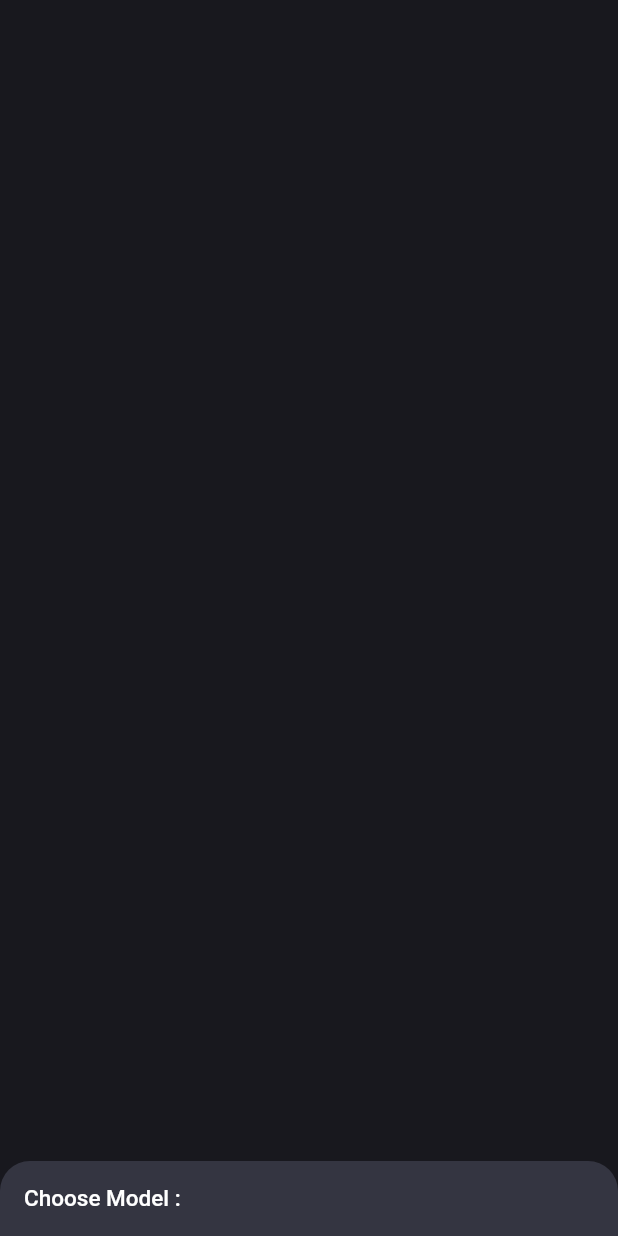
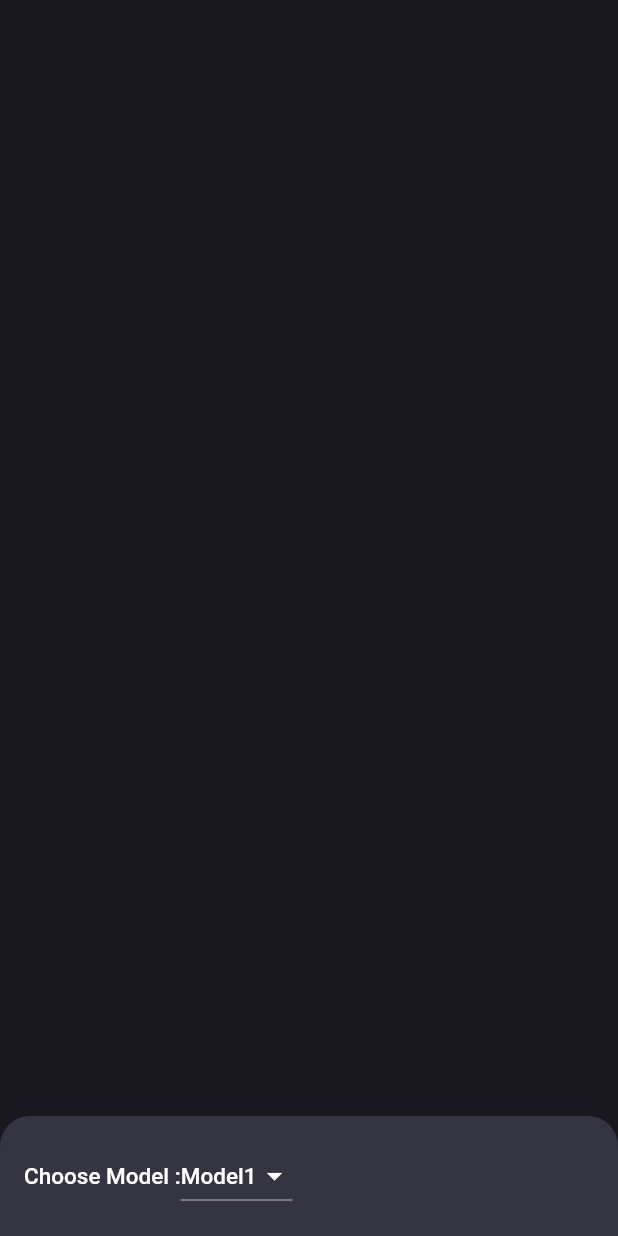
Before and after one commit to Lithara/ChatGPT-App, a Flutter app: what showModalSheet() shows on an empty page, opened directly, on a phone screen of 412 x 824 dp. Run offline on Flutter 3.47's test engine with Material 2 defaults, Android fonts, the phone set to English and light mode, and no system bars; our stand-ins replace flutter_spinkit; missing offline and left inert: chatgpt_course.

```diff
--- a/chat_gpt_app/lib/constants/constant.dart
+++ b/chat_gpt_app/lib/constants/constant.dart
@@ -1,29 +1,31 @@
 import 'package:flutter/material.dart';
+
+import '../widgets/text_widget.dart';
 
 Color scaffoldBackgroundColor = const Color(0xFF343541);
 Color cardColor = const Color(0xFF444654);
 
-// List<String> models = [
-//   'Model1',
-//   'Model2',
-//   'Model3',
-//   'Model4',
-//   'Model5',
-//   'Model6',
-// ];
+List<String> models = [
+  'Model1',
+  'Model2',
+  'Model3',
+  'Model4',
+  'Model5',
+  'Model6',
+];
 
-// List<DropdownMenuItem<String>>? get getModelsItem {
-//   List<DropdownMenuItem<String>>? modelsItems =
-//       List<DropdownMenuItem<String>>.generate(
-//           models.length,
-//           (index) => DropdownMenuItem(
-//               value: models[index],
-//               child: TextWidget(
-//                 label: models[index],
-//                 fontSize: 15,
-//               )));
-//   return modelsItems;
-// }
+List<DropdownMenuItem<String>>? get getModelsItem {
+  List<DropdownMenuItem<String>>? modelsItems =
+      List<DropdownMenuItem<String>>.generate(
+          models.length,
+          (index) => DropdownMenuItem(
+              value: models[index],
+              child: TextWidget(
+                label: models[index],
+                fontSize: 15,
+              )));
+  return modelsItems;
+}
 
 final chatMessages = [
   {
--- a/chat_gpt_app/lib/services/services.dart
+++ b/chat_gpt_app/lib/services/services.dart
@@ -1,3 +1,4 @@
+import 'package:chat_gpt_app/widgets/drop_down.dart';
 import 'package:flutter/material.dart';
 
 import '../constants/constant.dart';
@@ -25,6 +26,10 @@ class Services {
                             fontSize: 15,
                           ),
                         ),
+                        Flexible(
+                          flex: 2,
+                          child: ModelsDropDownWidget()
+                        ),
                       ],
                     ),
                   );
--- /dev/null
+++ b/chat_gpt_app/lib/widgets/drop_down.dart
@@ -0,0 +1,28 @@
+import 'package:chat_gpt_app/constants/constant.dart';
+import 'package:flutter/material.dart';
+import 'package:flutter/widgets.dart';
+
+class ModelsDropDownWidget extends StatefulWidget {
+  const ModelsDropDownWidget({super.key});
+
+  @override
+  State<ModelsDropDownWidget> createState() => _ModelsDropDownWidgetState();
+}
+
+class _ModelsDropDownWidgetState extends State<ModelsDropDownWidget> {
+  String currentModel = "Model1";
+  @override
+  Widget build(BuildContext context) {
+    return DropdownButton(
+      dropdownColor: scaffoldBackgroundColor,
+      iconEnabledColor: Colors.white,
+      items: getModelsItem,
+      value: currentModel,
+      onChanged: (value) {
+        setState(() {
+          currentModel = value.toString();
+        });
+      },
+    );
+  }
+}
```
